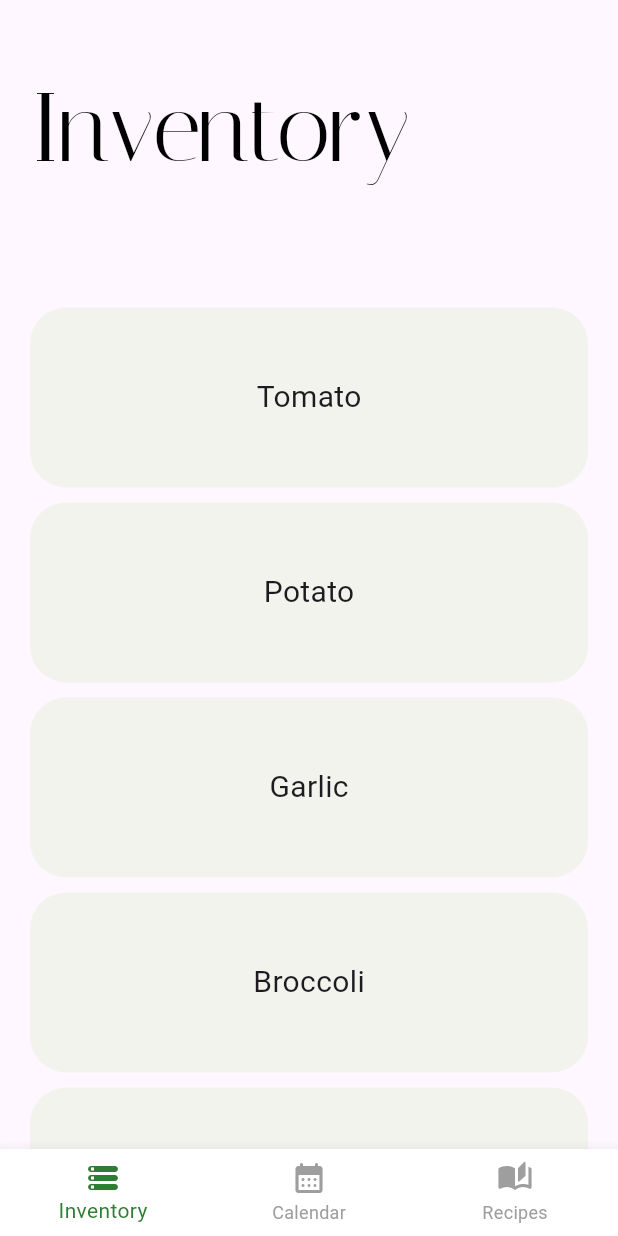
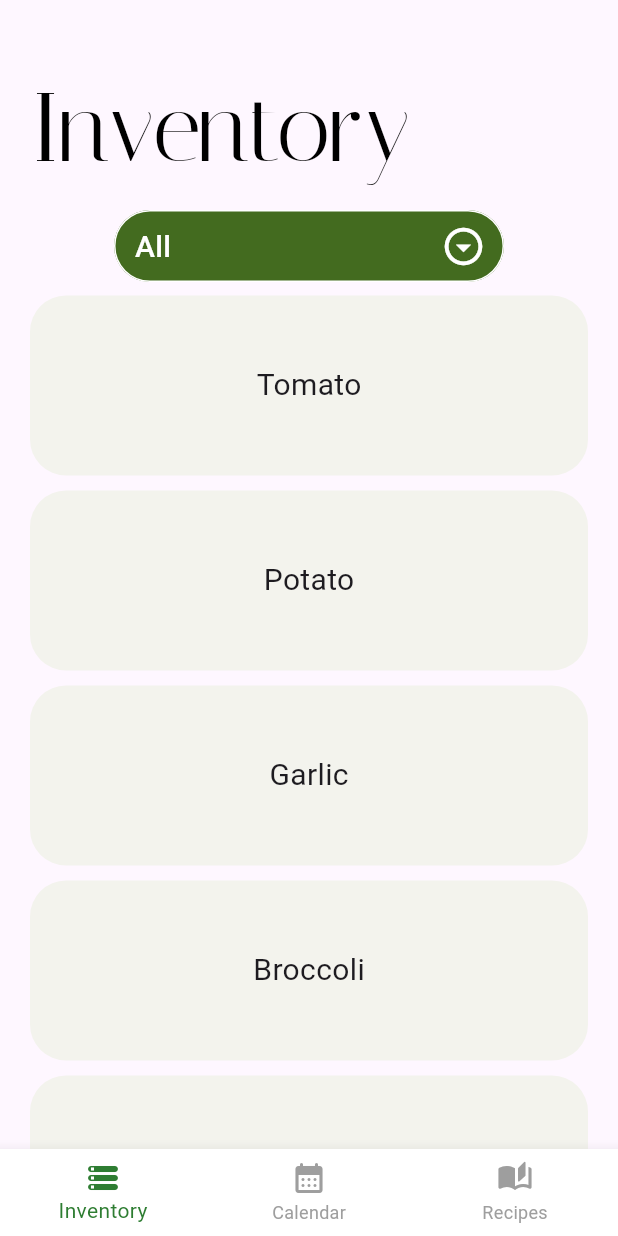
Before and after one commit to kellyycha/sous_chef_app, a Flutter app: the screen it shows after launch, on a phone screen of 412 x 824 dp. Run offline on Flutter 3.47's test engine with Material 3 defaults, Android fonts, the phone set to English and light mode, and no system bars.

Commit message:
locations dropdown

```diff
--- a/lib/item_square.dart
+++ b/lib/item_square.dart
@@ -4,7 +4,7 @@ import 'package:flutter/widgets.dart';
 class MySquare extends StatelessWidget{
   final String child;
 
-  MySquare({required this.child});
+  const MySquare({super.key, required this.child});
 
   @override
   Widget build(BuildContext context) {
--- a/lib/pages/inventory_page.dart
+++ b/lib/pages/inventory_page.dart
@@ -1,7 +1,6 @@
-import 'dart:math';
-import 'dart:ui';
-
 import 'package:flutter/material.dart';
+import 'package:flutter/services.dart';
+import 'package:flutter/widgets.dart';
 import 'package:sous_chef_app/item_square.dart';
 
 class InventoryPage extends StatelessWidget {
@@ -41,35 +40,43 @@ class InventoryPage extends StatelessWidget {
     ["Parsley", -1, -1, "S"],
     ];
 
-
   @override
   Widget build(BuildContext context) {
     return Scaffold(
       body: Column(
         children: [
-          Row(
+          Column(
             children: [
-              Container(
-                height:200,
+              const SizedBox(
+                height:140,
                 // title
-                child:const Padding(
+                child: Align(
+                  alignment: Alignment.topLeft,
+                    child:Padding(
                     padding:EdgeInsets.only(top:40,left:20),
                     child: Text(
                       'Inventory',
                       style: TextStyle(
                         color:Colors.black,
                         fontSize: 64.0,
-                      fontFamily: 'Italiana'
+                        fontFamily: 'Italiana',
                       ),
                     ),
                   ),
                 ),
-
+              ),
+              Container(
+                width: 260,
+                height: 52,
+                // height: 40,
+                child: const LocationDropdown(),
+                ),
             ]
           ),
           //inventory list
           Expanded(
             child: ListView.builder(
+              padding: const EdgeInsets.all(0),
               itemCount: _inventory.length,
               itemBuilder: (context, index) {
                 return MySquare(
@@ -83,3 +90,74 @@ class InventoryPage extends StatelessWidget {
     );
   }
 }
+
+
+
+// Dropdown menu of locations
+
+const List<String> location = <String>[
+    'All',
+    'Refrigerator',
+    'Freezer',
+    'Pantry',
+    'Spices/Sauces'];
+
+class LocationDropdown extends StatefulWidget {
+  const LocationDropdown({super.key});
+
+  @override
+  State<LocationDropdown> createState() => _LocationState();
+}
+
+class _LocationState extends State<LocationDropdown> {
+  String dropdownValue = location.first;
+
+  @override
+  Widget build(BuildContext context) {
+    return Container(
+      width:260,
+      child: ButtonTheme(
+        alignedDropdown: true,
+        child: DropdownButtonFormField<String>(
+          value: dropdownValue,
+          // alignment: Alignment.center,
+          icon: const Icon(Icons.arrow_drop_down_circle_outlined),
+          iconSize: 30,
+          iconEnabledColor: Colors.white,
+          decoration: InputDecoration(
+            fillColor: const Color.fromARGB(255, 67, 107, 31),
+            filled: true,
+            contentPadding:const EdgeInsets.symmetric(horizontal: 10),
+            enabledBorder: OutlineInputBorder(
+              borderRadius: BorderRadius.circular(30),
+              borderSide: const BorderSide(color: Colors.white),
+            ),
+            focusedBorder: OutlineInputBorder(
+              borderRadius: BorderRadius.circular(30),
+              borderSide: const BorderSide(color: Colors.white),
+            ),
+          ),
+          dropdownColor: const Color.fromARGB(255, 67, 107, 31),
+          onChanged: (String? value) {
+            // This is called when the user selects an item.
+            setState(() {
+              dropdownValue = value!;
+            });
+          },
+          items: location.map<DropdownMenuItem<String>>((String value) {
+            return DropdownMenuItem<String>(
+              value: value,
+              child: Align(
+                alignment: Alignment.centerLeft,
+                child: Text(value,
+                  style: const TextStyle(
+                  color: Colors.white,
+                  fontSize: 20),),
+              )
+            );
+          }).toList(),
+        ),
+      )
+    );
+  }
+}
```
Lines whose indentation alone changed are shown as unchanged.
